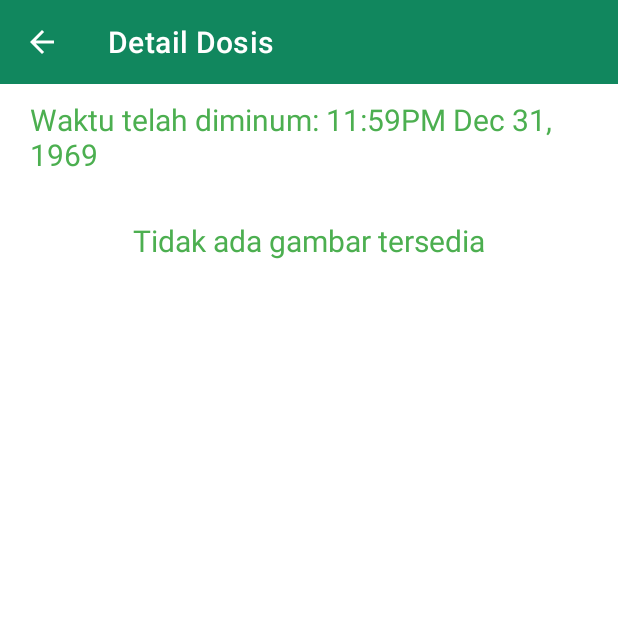
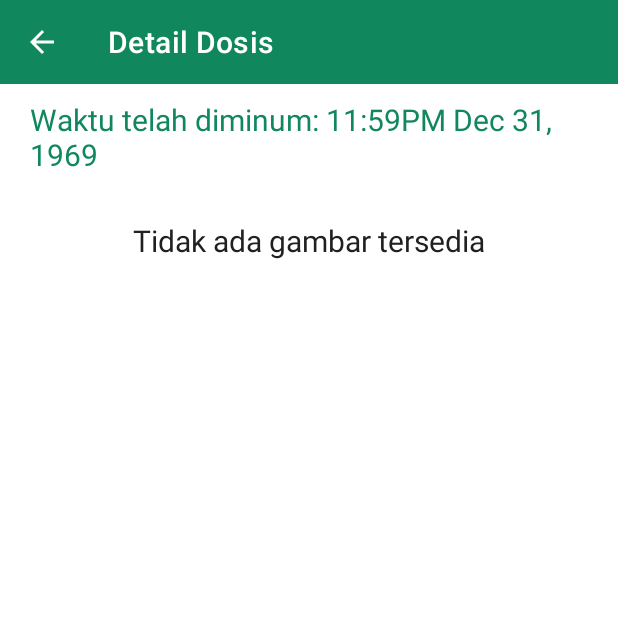
Before and after one commit to fiqriturhamz/MedicationReminder, an Android app: the DoseDetailActivity screen opened directly, with no data from a screen before it, on a phone screen of 412 x 824 dp, the top half of it. Run offline under Robolectric (Android 15) with nearby library versions, the phone set to English and light mode, and no system bars; our stand-ins replace Room's generated code.

Commit message:
Memperbaiki warna

```diff
--- a/app/src/main/res/layout/activity_dose_detail.xml
+++ b/app/src/main/res/layout/activity_dose_detail.xml
@@ -31,7 +31,7 @@
                 android:layout_marginHorizontal="20dp"
                 android:layout_marginVertical="10dp"
                 android:text="@string/midnight"
-                android:textColor="@color/green"
+                android:textColor="@color/sub_green"
                 android:textSize="20sp" />
 
             <com.google.android.material.textview.MaterialTextView
@@ -41,7 +41,7 @@
                 android:layout_marginHorizontal="20dp"
                 android:layout_marginVertical="10dp"
                 android:text="@string/midnight"
-                android:textColor="@color/green"
+                android:textColor="@color/grey"
                 android:textSize="20sp" />
 
             <androidx.appcompat.widget.AppCompatImageView
@@ -59,7 +59,7 @@
                 android:layout_gravity="center_horizontal"
                 android:padding="20dp"
                 android:text="@string/no_image_available"
-                android:textColor="@color/green"
+                android:textColor="@color/grey"
                 android:textSize="20sp"
                 app:autoSizeTextType="uniform" />
         </androidx.appcompat.widget.LinearLayoutCompat>
```
